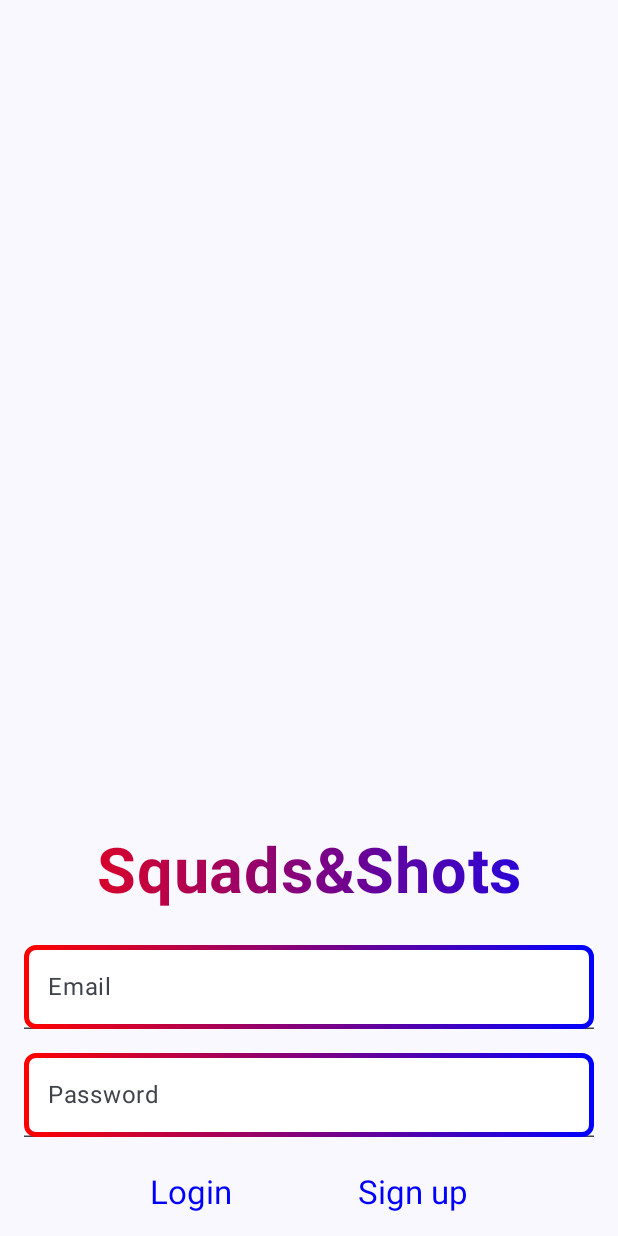
After one commit to adlee116/ChattleRoyale, an Android app built with Jetpack Compose: the composable LoginPage shown on its own in the app's theme, on a phone screen of 412 x 824 dp. The commit adds this screen. Run offline under Robolectric (Android 15) with nearby library versions, the phone set to English and light mode, and no system bars; libraries missing offline, so code that uses them is left out: com.ramcosta.composedestinations; 1 statement that could not run was skipped.

Commit message:
Commit to master

```diff
--- a/app/src/main/AndroidManifest.xml
+++ b/app/src/main/AndroidManifest.xml
@@ -3,6 +3,7 @@
     xmlns:tools="http://schemas.android.com/tools">
 
     <application
+        android:name=".ChattleRoyale"
         android:allowBackup="true"
         android:dataExtractionRules="@xml/data_extraction_rules"
         android:fullBackupContent="@xml/backup_rules"
--- /dev/null
+++ b/app/src/main/java/com/aleet/chattleroyale/presentation/login/LoginPage.kt
@@ -0,0 +1,217 @@
+package com.aleet.chattleroyale.presentation.login
+
+import androidx.compose.foundation.border
+import androidx.compose.foundation.layout.Arrangement
+import androidx.compose.foundation.layout.Arrangement.Absolute.SpaceEvenly
+import androidx.compose.foundation.layout.Column
+import androidx.compose.foundation.layout.Row
+import androidx.compose.foundation.layout.Spacer
+import androidx.compose.foundation.layout.fillMaxSize
+import androidx.compose.foundation.layout.fillMaxWidth
+import androidx.compose.foundation.layout.height
+import androidx.compose.foundation.layout.padding
+import androidx.compose.foundation.layout.wrapContentSize
+import androidx.compose.foundation.shape.RoundedCornerShape
+import androidx.compose.foundation.text.ClickableText
+import androidx.compose.foundation.text.KeyboardOptions
+import androidx.compose.material3.ExperimentalMaterial3Api
+import androidx.compose.material3.Text
+import androidx.compose.material3.TextField
+import androidx.compose.material3.TextFieldDefaults
+import androidx.compose.runtime.Composable
+import androidx.compose.runtime.getValue
+import androidx.compose.runtime.mutableStateOf
+import androidx.compose.runtime.saveable.rememberSaveable
+import androidx.compose.runtime.setValue
+import androidx.compose.ui.Modifier
+import androidx.compose.ui.draw.drawWithCache
+import androidx.compose.ui.graphics.BlendMode
+import androidx.compose.ui.graphics.Brush
+import androidx.compose.ui.graphics.Color
+import androidx.compose.ui.graphics.Color.Companion.Blue
+import androidx.compose.ui.graphics.graphicsLayer
+import androidx.compose.ui.res.stringResource
+import androidx.compose.ui.text.AnnotatedString
+import androidx.compose.ui.text.TextStyle
+import androidx.compose.ui.text.font.FontFamily
+import androidx.compose.ui.text.font.FontWeight
+import androidx.compose.ui.text.input.KeyboardType
+import androidx.compose.ui.text.input.PasswordVisualTransformation
+import androidx.compose.ui.text.input.VisualTransformation
+import androidx.compose.ui.text.style.TextAlign
+import androidx.compose.ui.unit.dp
+import androidx.compose.ui.unit.sp
+import androidx.hilt.navigation.compose.hiltViewModel
+import com.aleet.chattleroyale.R
+import com.aleet.chattleroyale.requestModels.LoginRequest
+import com.ramcosta.composedestinations.annotation.Destination
+import com.ramcosta.composedestinations.navigation.DestinationsNavigator
+
+@Destination(start = true)
+@Composable
+fun LoginPage(navController: DestinationsNavigator, viewModel: LoginViewModel = hiltViewModel()) {
+    val loginRequest by rememberSaveable { mutableStateOf(LoginRequest()) }
+//    SetupViewModelListener(viewModel = viewModel, navController = navController)
+    Column(
+        modifier = Modifier
+            .fillMaxSize(),
+        verticalArrangement = Arrangement.SpaceBetween
+    ) {
+        Spacer(modifier = Modifier.height(10.dp))
+        LoginCenterContent(
+            loginRequest = loginRequest,
+            viewModel = viewModel,
+            navigator = navController
+        )
+//        ResetPasswordButton(modifier = Modifier.fillMaxWidth().padding(vertical = 16.dp)) {
+//            navController.navigate(ResetPassWordPageDestination())
+//        }
+    }
+}
+
+//@Composable
+//fun SetupViewModelListener(viewModel: LoginViewModel, navController: DestinationsNavigator) {
+//    val lifecycleOwner = LocalLifecycleOwner.current
+//    val context = LocalContext.current
+//
+//    viewModel.checkIfUserAlreadyAuthorised()
+//    lifecycleOwner.lifecycleScope.launchWhenStarted {
+//        viewModel.events.collect {
+//            when (it) {
+//                is LoginViewModel.LoginViewEvent.CredentialsInvalid -> {
+//                    Toast.makeText(context, it.message, Toast.LENGTH_SHORT).show()
+//                }
+//                is LoginViewModel.LoginViewEvent.LoginFailed -> {
+//                    Toast.makeText(context, it.message, Toast.LENGTH_SHORT).show()
+//                }
+//                LoginViewModel.LoginViewEvent.LoginSuccess -> {
+//                    navController.navigate(HomePageDestination())
+//                }
+//                null -> {}
+//            }
+//
+//        }
+//    }
+//}
+//
+@Composable
+fun LoginCenterContent(
+    loginRequest: LoginRequest,
+    viewModel: LoginViewModel,
+    navigator: DestinationsNavigator
+) {
+    Column(
+        modifier = Modifier
+            .wrapContentSize(),
+        verticalArrangement = Arrangement.Center,
+    ) {
+        SquadsAndShotsTitle()
+        UsernameAndPasswordFields(loginRequest)
+        Row(
+            modifier = Modifier
+                .fillMaxWidth()
+                .padding(horizontal = 16.dp, vertical = 16.dp),
+            horizontalArrangement = SpaceEvenly
+        ) {
+            LoginButton(onClick = {
+//                viewModel.validateFieldsAndLogin(it)
+            }, loginRequest)
+            SignUpButton(onClick = {
+//                navigator.navigate(SignUpPageDestination())
+            })
+        }
+
+    }
+}
+
+@Composable
+fun UsernameAndPasswordFields(loginRequest: LoginRequest) {
+    Column(modifier = Modifier.wrapContentSize()) {
+        TextFieldWithHint(stringResource(R.string.email), false) { loginRequest.username = it }
+        TextFieldWithHint(stringResource(R.string.password), true) { loginRequest.password = it }
+    }
+}
+
+@Composable
+fun LoginButton(onClick: (LoginRequest) -> Unit, loginRequest: LoginRequest) {
+    ClickableText(
+        text = AnnotatedString("Login"),
+        onClick = { onClick(loginRequest) },
+        style = TextStyle(
+            color = Blue,
+            fontSize = 22.sp,
+            fontFamily = FontFamily.SansSerif,
+            textAlign = TextAlign.Center
+        )
+    )
+}
+
+@Composable
+fun SignUpButton(onClick: () -> Unit) {
+    ClickableText(
+        text = AnnotatedString("Sign up"),
+        onClick = { onClick() },
+        style = TextStyle(
+            color = Blue,
+            fontSize = 22.sp,
+            fontFamily = FontFamily.SansSerif,
+            textAlign = TextAlign.Center
+        )
+    )
+}
+
+@Composable
+fun SquadsAndShotsTitle() {
+    Text(
+        text = "Squads&Shots",
+        fontSize = 42.sp,
+        fontWeight = FontWeight.Bold,
+        modifier = Modifier
+            .graphicsLayer(alpha = 0.99f)
+            .drawWithCache {
+                val brush = Brush.horizontalGradient(listOf(Color.Red, Blue))
+                onDrawWithContent {
+                    drawContent()
+                    drawRect(brush, blendMode = BlendMode.SrcAtop)
+                }
+            }
+            .fillMaxWidth()
+            .padding(vertical = 16.dp),
+        textAlign = TextAlign.Center
+    )
+}
+//
+@OptIn(ExperimentalMaterial3Api::class)
+@Composable
+fun TextFieldWithHint(labelText: String, password: Boolean, onValueChanged: (String) -> Unit) {
+    var stringValue by rememberSaveable { mutableStateOf("") }
+    TextField(
+        value = stringValue,
+        onValueChange = {
+            stringValue = it
+            onValueChanged(it)
+        },
+        maxLines = 1,
+        label = { Text(labelText) },
+        visualTransformation = if (password) PasswordVisualTransformation() else VisualTransformation.None,
+        keyboardOptions = KeyboardOptions(
+            keyboardType = if (password) KeyboardType.Password else KeyboardType.Email
+        ),
+        modifier = Modifier
+            .padding(vertical = 8.dp, horizontal = 16.dp)
+            .fillMaxWidth()
+            .border(
+                width = 3.dp,
+                brush = Brush.horizontalGradient(
+                    listOf(
+                        Color.Red,
+                        Blue
+                    )
+                ),
+                shape = RoundedCornerShape(8.dp)
+            ),
+        colors = TextFieldDefaults.textFieldColors(
+            containerColor = Color.White
+        )
+    )
+}
--- /dev/null
+++ b/app/src/main/java/com/aleet/chattleroyale/presentation/login/LoginViewModel.kt
@@ -0,0 +1,95 @@
+package com.aleet.chattleroyale.presentation.login
+
+import androidx.lifecycle.ViewModel
+
+
+class LoginViewModel (
+//    private val loginUseCase: LoginUseCase,
+//    private val getCurrentFireBaseUser: GetCurrentFireBaseUserUseCase
+) : ViewModel() {
+
+//    private val _events: MutableStateFlow<LoginViewEvent?> = MutableStateFlow(null)
+//    val events: StateFlow<LoginViewEvent?> get() = _events.asStateFlow()
+//
+//    fun checkIfUserAlreadyAuthorised() {
+//        getCurrentFireBaseUser.invoke(viewModelScope) { result ->
+//            result.result(
+//                onSuccess = {
+//                    it?.let {
+//                        saveUser(it)
+//                        _events.value = LoginViewEvent.LoginSuccess
+//                    }
+//                },
+//                onFailure = {
+//                    _events.value = LoginViewEvent.CredentialsInvalid(
+//                        "Unable to use previous credentials, please log in or sign up"
+//                    )
+//                }
+//            )
+//        }
+//    }
+//
+//    fun login(loginRequest: LoginRequest) {
+//        loginUseCase.invoke(viewModelScope, loginRequest) { result ->
+//            result.result(
+//                onSuccess = {
+//                    it.addOnSuccessListener { authResult ->
+//                        //storeit user
+//                        _events.value = LoginViewEvent.LoginSuccess
+//                    }
+//                    it.addOnFailureListener { authResult ->
+//                        _events.value = LoginViewEvent.LoginFailed(authResult.message ?: "Login Failed")
+//                    }
+//                },
+//                onFailure = {
+//                    _events.value = LoginViewEvent.LoginFailed(it.message ?: "Login failed")
+//                }
+//            )
+//        }
+//    }
+//
+//    private fun emailValid(email: String): Boolean {
+//        return if (TextUtils.isEmpty(email)) {
+//            false
+//        } else {
+//            android.util.Patterns.EMAIL_ADDRESS.matcher(email).matches();
+//        }
+//    }
+//
+//    private fun passwordValid(password: String): Boolean {
+//        val pattern: Pattern
+//        val passwordPattern = "^(?=.*[0-9])(?=.*[a-z])(?=.*[A-Z])(?=.*[!@#$%^&+=])(?=\\S+$).{4,}$"
+//        pattern = Pattern.compile(passwordPattern)
+//        val matcher: Matcher = pattern.matcher(password)
+//        return matcher.matches()
+//    }
+//
+//    fun validateFieldsAndLogin(loginRequest: LoginRequest) {
+//        when {
+//            !emailValid(loginRequest.username) -> _events.value =
+//                LoginViewEvent.CredentialsInvalid("Email invalid")
+//            !passwordValid(loginRequest.password) -> _events.value =
+//                LoginViewEvent.CredentialsInvalid("Password invalid")
+//            else -> {
+//                login(loginRequest)
+//            }
+//        }
+//        viewModelScope.launch { resetStateAfterDelay() }
+//    }
+//
+//    // Resetting state so we can send the same state again
+//    private suspend fun resetStateAfterDelay() {
+//        delay(500)
+//        _events.value = null
+//    }
+//
+//    private fun saveUser(user: FirebaseUser) {
+//        // TODO save the user to database?
+//    }
+//
+//    sealed class LoginViewEvent {
+//        object LoginSuccess : LoginViewEvent()
+//        data class LoginFailed(val message: String) : LoginViewEvent()
+//        data class CredentialsInvalid(val message: String) : LoginViewEvent()
+//    }
+}
--- /dev/null
+++ b/app/src/main/java/com/aleet/chattleroyale/presentation/theme/Theme.kt
@@ -0,0 +1,70 @@
+package com.aleet.chattleroyale.presentation.theme
+
+import android.app.Activity
+import android.os.Build
+import androidx.compose.foundation.isSystemInDarkTheme
+import androidx.compose.material3.MaterialTheme
+import androidx.compose.material3.darkColorScheme
+import androidx.compose.material3.dynamicDarkColorScheme
+import androidx.compose.material3.dynamicLightColorScheme
+import androidx.compose.material3.lightColorScheme
+import androidx.compose.runtime.Composable
+import androidx.compose.runtime.SideEffect
+import androidx.compose.ui.graphics.toArgb
+import androidx.compose.ui.platform.LocalContext
+import androidx.compose.ui.platform.LocalView
+import androidx.core.view.WindowCompat
+
+private val DarkColorScheme = darkColorScheme(
+    primary = Purple80,
+    secondary = PurpleGrey80,
+    tertiary = Pink80
+)
+
+private val LightColorScheme = lightColorScheme(
+    primary = Purple40,
+    secondary = PurpleGrey40,
+    tertiary = Pink40
+
+    /* Other default colors to override
+    background = Color(0xFFFFFBFE),
+    surface = Color(0xFFFFFBFE),
+    onPrimary = Color.White,
+    onSecondary = Color.White,
+    onTertiary = Color.White,
+    onBackground = Color(0xFF1C1B1F),
+    onSurface = Color(0xFF1C1B1F),
+    */
+)
+
+@Composable
+fun ChattleRoyaleTheme(
+    darkTheme: Boolean = isSystemInDarkTheme(),
+    // Dynamic color is available on Android 12+
+    dynamicColor: Boolean = true,
+    content: @Composable () -> Unit
+) {
+    val colorScheme = when {
+        dynamicColor && Build.VERSION.SDK_INT >= Build.VERSION_CODES.S -> {
+            val context = LocalContext.current
+            if (darkTheme) dynamicDarkColorScheme(context) else dynamicLightColorScheme(context)
+        }
+
+        darkTheme -> DarkColorScheme
+        else -> LightColorScheme
+    }
+    val view = LocalView.current
+    if (!view.isInEditMode) {
+        SideEffect {
+            val window = (view.context as Activity).window
+            window.statusBarColor = colorScheme.primary.toArgb()
+            WindowCompat.getInsetsController(window, view).isAppearanceLightStatusBars = darkTheme
+        }
+    }
+
+    MaterialTheme(
+        colorScheme = colorScheme,
+        typography = Typography,
+        content = content
+    )
+}
--- /dev/null
+++ b/app/src/main/java/com/aleet/chattleroyale/presentation/theme/Type.kt
@@ -0,0 +1,34 @@
+package com.aleet.chattleroyale.presentation.theme
+
+import androidx.compose.material3.Typography
+import androidx.compose.ui.text.TextStyle
+import androidx.compose.ui.text.font.FontFamily
+import androidx.compose.ui.text.font.FontWeight
+import androidx.compose.ui.unit.sp
+
+// Set of Material typography styles to start with
+val Typography = Typography(
+    bodyLarge = TextStyle(
+        fontFamily = FontFamily.Default,
+        fontWeight = FontWeight.Normal,
+        fontSize = 16.sp,
+        lineHeight = 24.sp,
+        letterSpacing = 0.5.sp
+    )
+    /* Other default text styles to override
+    titleLarge = TextStyle(
+        fontFamily = FontFamily.Default,
+        fontWeight = FontWeight.Normal,
+        fontSize = 22.sp,
+        lineHeight = 28.sp,
+        letterSpacing = 0.sp
+    ),
+    labelSmall = TextStyle(
+        fontFamily = FontFamily.Default,
+        fontWeight = FontWeight.Medium,
+        fontSize = 11.sp,
+        lineHeight = 16.sp,
+        letterSpacing = 0.5.sp
+    )
+    */
+)
--- /dev/null
+++ b/app/src/main/java/com/aleet/chattleroyale/requestModels/LoginRequest.kt
@@ -0,0 +1,12 @@
+package com.aleet.chattleroyale.requestModels
+
+import android.os.Parcelable
+import kotlinx.parcelize.Parcelize
+
+@Parcelize
+data class LoginRequest(
+    var username: String = "",
+    var password: String = ""
+): Parcelable {
+    val usernameAndPassword: Boolean get() = username.isNotEmpty() && password.isNotEmpty()
+}
--- a/app/src/main/res/values/strings.xml
+++ b/app/src/main/res/values/strings.xml
@@ -1,3 +1,5 @@
 <resources>
     <string name="app_name">ChattleRoyale</string>
+    <string name="email">Email</string>
+    <string name="password">Password</string>
 </resources>
--- a/build.gradle
+++ b/build.gradle
@@ -3,15 +3,14 @@
 buildscript {
 
     dependencies {
-        classpath 'com.google.dagger:hilt-android-gradle-plugin:2.46'
         classpath 'com.google.gms:google-services:4.3.15'
         classpath 'org.jetbrains.kotlinx:kotlinx-coroutines-android:1.6.4'
     }
 
 }
-
 plugins {
     id 'com.android.application' version '8.0.0' apply false
     id 'com.android.library' version '8.0.0' apply false
-    id 'org.jetbrains.kotlin.android' version '1.8.20' apply false
+    id 'org.jetbrains.kotlin.android' version '1.8.21' apply false
+    id 'com.google.dagger.hilt.android' version '2.44' apply false
 }
```
Also changed, not shown: app/build.gradle (+21 -36 lines), app/src/main/java/com/aleet/chattleroyale/ChattleRoyale.kt (added, +8 -0 lines), app/src/main/java/com/aleet/chattleroyale/MainActivity.kt (+13 -2 lines), app/src/main/java/com/aleet/chattleroyale/presentation/theme/Color.kt (added, +11 -0 lines).
